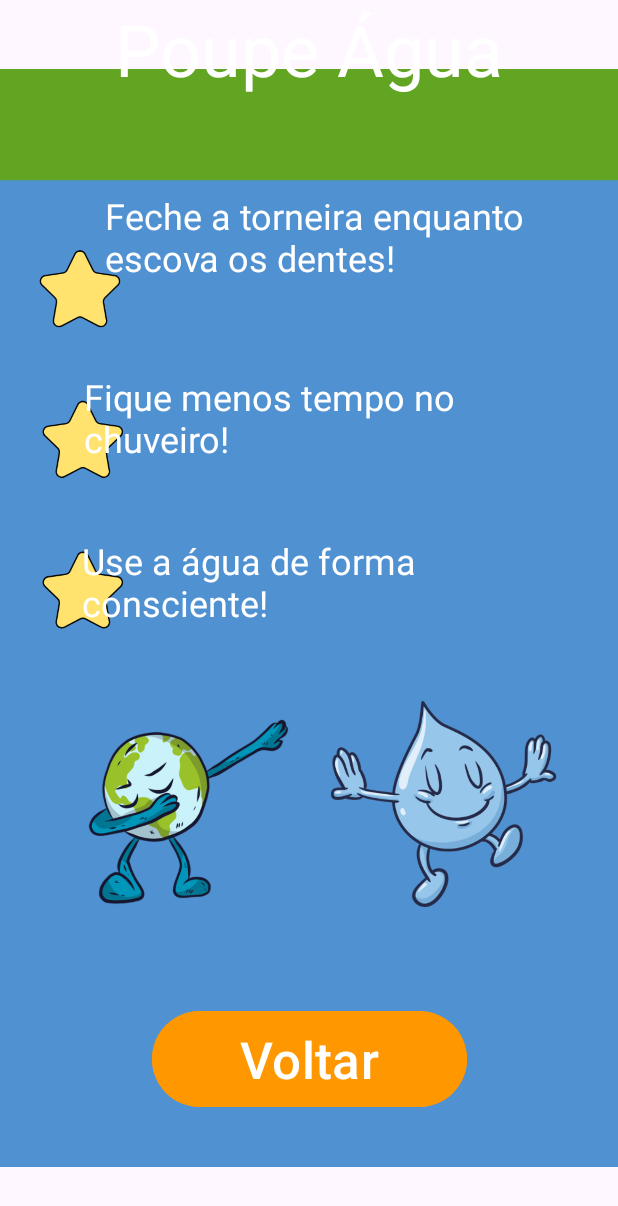
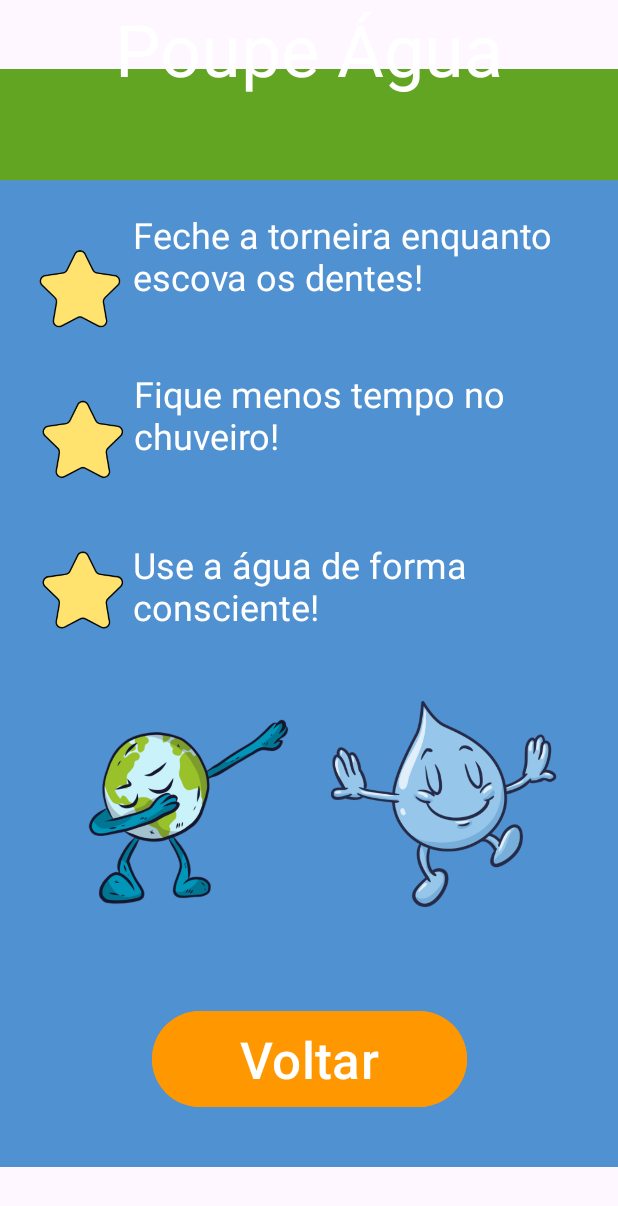
Before and after one commit to rebekaamorim/App_peixonauta_PAM, an Android app: the Tela_com_estrelas screen opened directly, with no data from a screen before it, on a phone screen of 412 x 824 dp. Shown: the top 1206 px of the screen. Run offline under Robolectric (Android 15) with nearby library versions, the phone set to English and light mode, and no system bars; Roboto replaces fonts that are not available here.

Commit message:
Layout refeito da tela de estrelas!

```diff
--- a/app/src/main/res/layout/activity_tela_com_estrelas.xml
+++ b/app/src/main/res/layout/activity_tela_com_estrelas.xml
@@ -15,7 +15,7 @@
         app:layout_constraintHorizontal_bias="1.0"
         app:layout_constraintStart_toStartOf="parent"
         app:layout_constraintTop_toTopOf="parent"
-        app:layout_constraintVertical_bias="0.0"
+        app:layout_constraintVertical_bias="1.0"
         app:srcCompat="@drawable/fundo2" />
 
     <TextView
@@ -49,8 +49,9 @@
 
     <TextView
         android:id="@+id/dica1"
-        android:layout_width="289dp"
-        android:layout_height="99dp"
+        android:layout_width="288dp"
+        android:layout_height="71dp"
+        android:layout_marginTop="16dp"
         android:fontFamily="@font/fredoka_one"
         android:text="@string/text_dica1"
         android:textColor="#FFFFFF"
@@ -58,30 +59,32 @@
         android:textSize="24sp"
         app:layout_constraintBottom_toBottomOf="parent"
         app:layout_constraintEnd_toEndOf="parent"
-        app:layout_constraintHorizontal_bias="0.57"
+        app:layout_constraintHorizontal_bias="0.715"
         app:layout_constraintStart_toStartOf="parent"
         app:layout_constraintTop_toTopOf="parent"
-        app:layout_constraintVertical_bias="0.176" />
+        app:layout_constraintVertical_bias="0.168" />
 
     <TextView
         android:id="@+id/dica2"
-        android:layout_width="333dp"
-        android:layout_height="89dp"
+        android:layout_width="312dp"
+        android:layout_height="76dp"
+        android:layout_marginEnd="6dp"
         android:fontFamily="@font/fredoka_one"
         android:text="@string/text_dica2"
         android:textColor="#FFFFFF"
         android:textSize="24sp"
         app:layout_constraintBottom_toBottomOf="parent"
         app:layout_constraintEnd_toEndOf="parent"
-        app:layout_constraintHorizontal_bias="0.711"
+        app:layout_constraintHorizontal_bias="0.949"
         app:layout_constraintStart_toStartOf="parent"
         app:layout_constraintTop_toTopOf="parent"
-        app:layout_constraintVertical_bias="0.338" />
+        app:layout_constraintVertical_bias="0.329" />
 
     <TextView
         android:id="@+id/dica3"
-        android:layout_width="337dp"
-        android:layout_height="91dp"
+        android:layout_width="282dp"
+        android:layout_height="86dp"
+        android:layout_marginEnd="8dp"
         android:text="@string/text_dica3"
         android:textColor="#FFFFFF"
         android:textSize="24sp"
```
